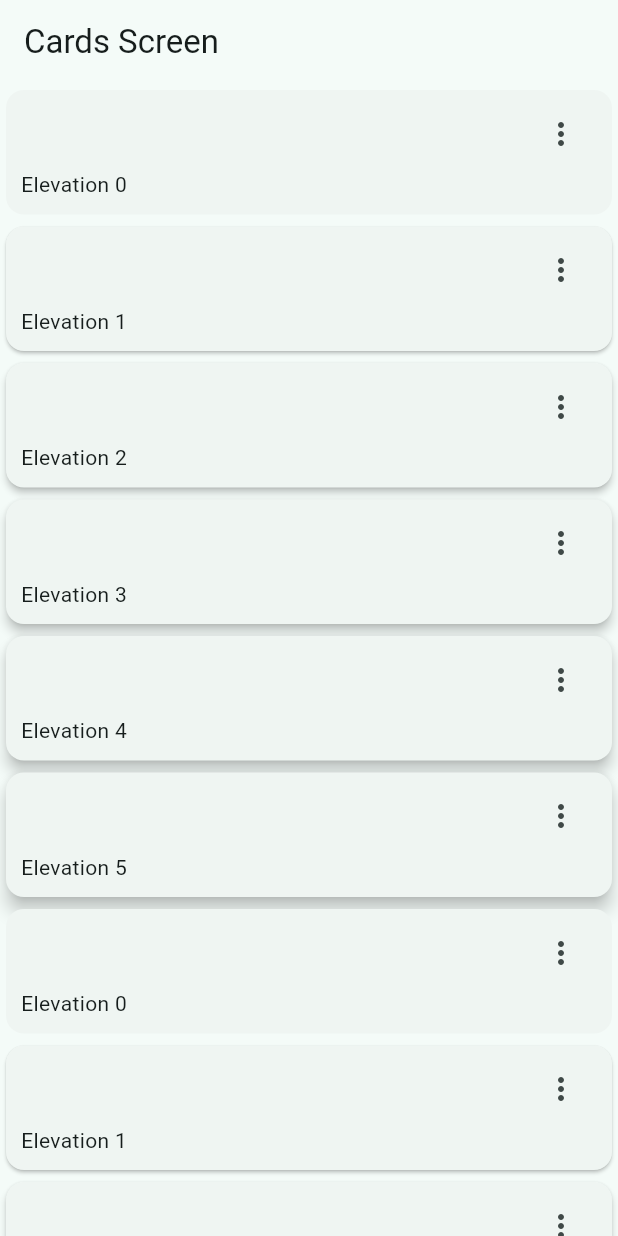
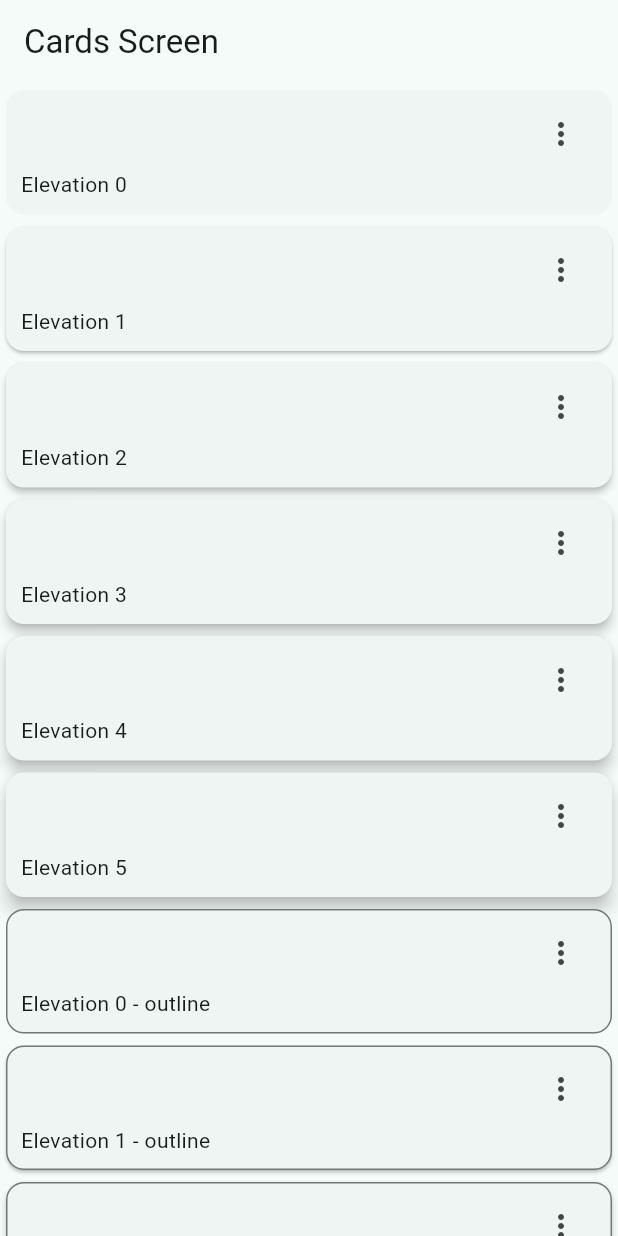
Before and after one commit to adrianferreiro/widgets_app, a Flutter app: the CardsScreen screen opened by its route, on a phone screen of 412 x 824 dp. Run offline on Flutter 3.47's test engine with Material 3 defaults, Android fonts, the phone set to English and light mode, and no system bars; our stand-ins replace go_router.

Commit message:
Cards with borders

```diff
--- a/lib/presentation/screens/cards/cards_screen.dart
+++ b/lib/presentation/screens/cards/cards_screen.dart
@@ -39,7 +39,7 @@ class _CardsView extends StatelessWidget {
             ),
           ),
           ...cards.map(
-            (card) => _CardType1(
+            (card) => _CardType2(
               label: card['label'],
               elevation: card['elevation'],
             ),
@@ -93,3 +93,55 @@ class _CardType1 extends StatelessWidget {
     );
   }
 }
+
+class _CardType2 extends StatelessWidget {
+  final String label;
+  final double elevation;
+
+  const _CardType2({
+    required this.label,
+    required this.elevation,
+  });
+
+  @override
+  Widget build(BuildContext context) {
+    final colors = Theme.of(context).colorScheme;
+    return Card(
+      shape: RoundedRectangleBorder(
+          borderRadius: const BorderRadius.all(
+            Radius.circular(12),
+          ),
+          side: BorderSide(
+            color: colors.outline,
+          )),
+      elevation: elevation,
+      child: Padding(
+        padding: const EdgeInsets.fromLTRB(
+          10,
+          5,
+          10,
+          10,
+        ),
+        child: Column(
+          children: [
+            Align(
+              alignment: Alignment.topRight,
+              child: IconButton(
+                onPressed: () {},
+                icon: const Icon(
+                  Icons.more_vert_outlined,
+                ),
+              ),
+            ),
+            Align(
+              alignment: Alignment.bottomLeft,
+              child: Text(
+                '$label - outline',
+              ),
+            )
+          ],
+        ),
+      ),
+    );
+  }
+}
```
